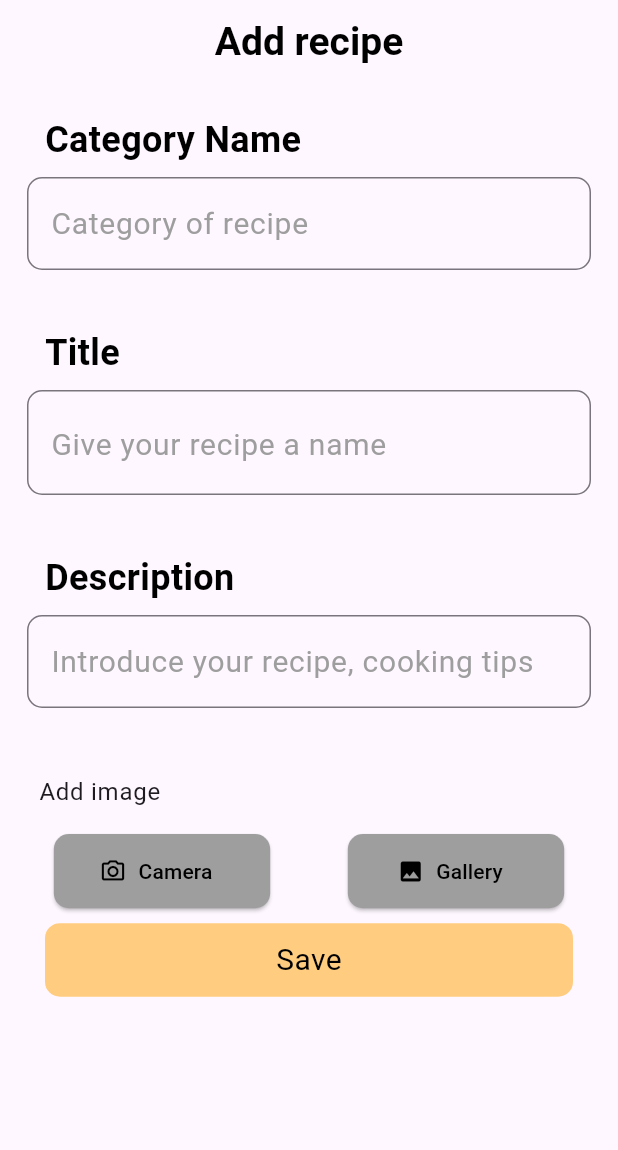
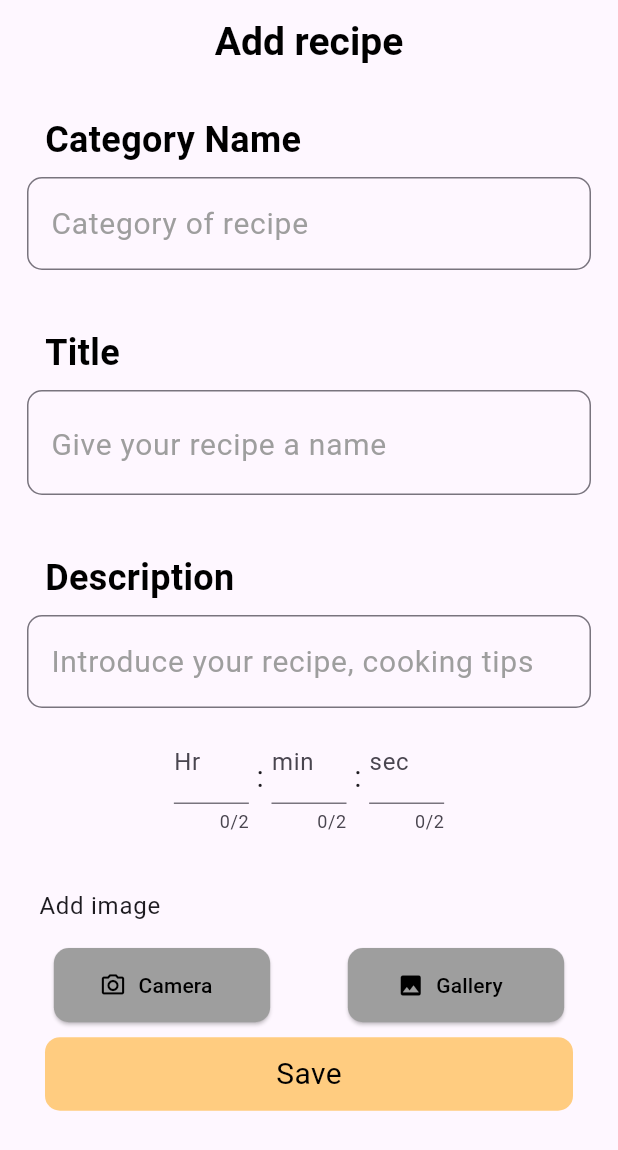
Before and after one commit to Sreejith-k-c/recipe_app, a Flutter app: the AddRecipe screen opened directly, after a tap on "Save", on a phone screen of 412 x 824 dp. Shown: the top 1150 px of the screen. Run offline on Flutter 3.47's test engine with Material 3 defaults, Android fonts, the phone set to English and light mode, and no system bars; our stand-ins replace google_fonts, image_picker, introduction_screen, shared_preferences; accounts and stored records are empty.

Commit message:
post recipe adding edited

```diff
--- a/lib/presentation/add_recipe/view/add_recipe.dart
+++ b/lib/presentation/add_recipe/view/add_recipe.dart
@@ -25,6 +25,10 @@ class _AddRecipeState extends State<AddRecipe> {
 
   final TextEditingController instructionsController = TextEditingController();
 
+  TextEditingController _hoursController = TextEditingController();
+  TextEditingController _minutesController = TextEditingController();
+  TextEditingController _secondsController = TextEditingController();
+
   File? image;
   Duration duration = Duration(hours: 2, minutes: 30);
 
@@ -36,6 +40,33 @@ class _AddRecipeState extends State<AddRecipe> {
       });
     }
   }
+
+  String getCookTime() {
+    String hours = _hoursController.text.padLeft(2, '0');
+    String minutes = _minutesController.text.padLeft(2, '0');
+    String seconds = _secondsController.text.padLeft(2, '0');
+    return '$hours:$minutes:$seconds';
+  }
+
+  void _updateDuration() {
+    Duration duration = Duration(
+      hours: int.tryParse(_hoursController.text) ?? 0,
+      minutes: int.tryParse(_minutesController.text) ?? 0,
+      seconds: int.tryParse(_secondsController.text) ?? 0,
+    );
+
+    // Use this duration object as required
+    print(duration.toString());
+  }
+
+  // @override
+  // void dispose() {
+  //   _hoursController.dispose();
+  //   _minutesController.dispose();
+  //   _secondsController.dispose();
+  //   super.dispose();
+  //
+  // }
 
   @override
   Widget build(BuildContext context) {
@@ -162,7 +193,138 @@ class _AddRecipeState extends State<AddRecipe> {
                   ),
                 ),
               ),
-              /*
+              Row(
+                mainAxisAlignment: MainAxisAlignment.center,
+                children: [
+                  // Hours input
+                  SizedBox(
+                    width: 50,
+                    child: TextFormField(
+                      controller: _hoursController,
+                      keyboardType: TextInputType.number,
+                      decoration: InputDecoration(labelText: 'Hr'),
+                      maxLength: 2,
+                      onChanged: (_) => _updateDuration(),
+                    ),
+                  ),
+                  SizedBox(width: 5),
+                  Text(':', style: TextStyle(fontSize: 20)),
+                  SizedBox(width: 5),
+                  // Minutes input
+                  SizedBox(
+                    width: 50,
+                    child: TextFormField(
+                      controller: _minutesController,
+                      keyboardType: TextInputType.number,
+                      decoration: InputDecoration(
+                        labelText: 'min',
+                      ),
+                      maxLength: 2,
+                      onChanged: (_) => _updateDuration(),
+                    ),
+                  ),
+                  SizedBox(width: 5),
+                  Text(':', style: TextStyle(fontSize: 20)),
+                  SizedBox(width: 5),
+                  // Seconds input
+                  SizedBox(
+                    width: 50,
+                    child: TextFormField(
+                      controller: _secondsController,
+                      keyboardType: TextInputType.number,
+                      decoration: InputDecoration(
+                        labelText: 'sec',
+                      ),
+                      maxLength: 2,
+                      onChanged: (_) => _updateDuration(),
+                    ),
+                  ),
+                ],
+              ),
+              SizedBox(height: 20),
+              ListTile(
+                title: Text("Add image"),
+              ),
+              Row(
+                mainAxisAlignment: MainAxisAlignment.spaceAround,
+                children: [
+                  ImageIconButton(
+                      width: devWidth * 0.35,
+                      height: devHeight * 0.06,
+                      onPressed: () => _getImage(ImageSource.camera),
+                      icon: Icons.camera_alt_outlined,
+                      label: 'Camera'),
+                  ImageIconButton(
+                      width: devWidth * 0.35,
+                      height: devHeight * 0.06,
+                      onPressed: () => _getImage(ImageSource.gallery),
+                      icon: Icons.photo,
+                      label: 'Gallery'),
+                ],
+              ),
+              image != null
+                  ? Container(
+                      margin: EdgeInsets.symmetric(vertical: 20),
+                      height: 200,
+                      width: 200,
+                      child: Image.file(
+                        image!,
+                        fit: BoxFit.cover,
+                      ),
+                    )
+                  : SizedBox(),
+              SizedBox(
+                height: 10,
+              ),
+              InkWell(
+                onTap: () {
+                  Provider.of<AddRecipeController>(context, listen: false)
+                      .onRecipeAdd(
+                          categoryName: categoryController.text,
+                          title: titleController.text,
+                          desc: descriptionController.text,
+                          image: image,
+                          cookTime: getCookTime());
+
+                  // cookTime:
+                  //     '${duration.inHours}:${duration.inMinutes.remainder(60)}');
+
+                  categoryController.clear();
+                  titleController.clear();
+                  descriptionController.clear();
+                  // dispose();
+                  _hoursController.clear();
+                  _minutesController.clear();
+                  _secondsController.clear();
+                },
+                child: Container(
+                  width: double.infinity,
+                  padding: EdgeInsets.all(10),
+                  margin: EdgeInsets.symmetric(horizontal: 20),
+                  decoration: BoxDecoration(
+                    color: Colors.orange[200],
+                    borderRadius: BorderRadius.circular(10),
+                  ),
+                  child: Center(
+                    child: Text(
+                      'Save',
+                      style: TextStyle(
+                        color: Colors.black,
+                        fontSize: 20,
+                      ),
+                    ),
+                  ),
+                ),
+              ),
+            ],
+          ),
+        ),
+      ),
+    );
+  }
+}
+
+/*
               may not required parameters yo be added
               SizedBox(
                 height: 30,
@@ -265,72 +427,3 @@ class _AddRecipeState extends State<AddRecipe> {
                 ],
               ),
               */
-              SizedBox(height: 20),
-              ListTile(
-                title: Text("Add image"),
-              ),
-              Row(
-                mainAxisAlignment: MainAxisAlignment.spaceAround,
-                children: [
-                  ImageIconButton(
-                      width: devWidth * 0.35,
-                      height: devHeight * 0.06,
-                      onPressed: () => _getImage(ImageSource.camera),
-                      icon: Icons.camera_alt_outlined,
-                      label: 'Camera'),
-                  ImageIconButton(
-                      width: devWidth * 0.35,
-                      height: devHeight * 0.06,
-                      onPressed: () => _getImage(ImageSource.gallery),
-                      icon: Icons.photo,
-                      label: 'Gallery'),
-                ],
-              ),
-              image != null
-                  ? Container(
-                      margin: EdgeInsets.symmetric(vertical: 20),
-                      height: 200,
-                      width: 200,
-                      child: Image.file(
-                        image!,
-                        fit: BoxFit.cover,
-                      ),
-                    )
-                  : SizedBox(),
-              SizedBox(height: 10,),
-              InkWell(
-                onTap: () {
-                  Provider.of<AddRecipeController>(context, listen: false)
-                      .onRecipeAdd(
-                          categoryName: categoryController.text,
-                          title: titleController.text,
-                          desc: descriptionController.text,
-                          image: image,
-                          cookTime:  '${duration.inHours}:${duration.inMinutes.remainder(60)}');
-                },
-                child: Container(
-                  width: double.infinity,
-                  padding: EdgeInsets.all(10),
-                  margin: EdgeInsets.symmetric(horizontal: 20),
-                  decoration: BoxDecoration(
-                    color: Colors.orange[200],
-                    borderRadius: BorderRadius.circular(10),
-                  ),
-                  child: Center(
-                    child: Text(
-                      'Save',
-                      style: TextStyle(
-                        color: Colors.black,
-                        fontSize: 20,
-                      ),
-                    ),
-                  ),
-                ),
-              ),
-            ],
-          ),
-        ),
-      ),
-    );
-  }
-}
```
Also changed, not shown: lib/presentation/add_recipe/controller/add_recipe_controller.dart (+7 -0 lines).
